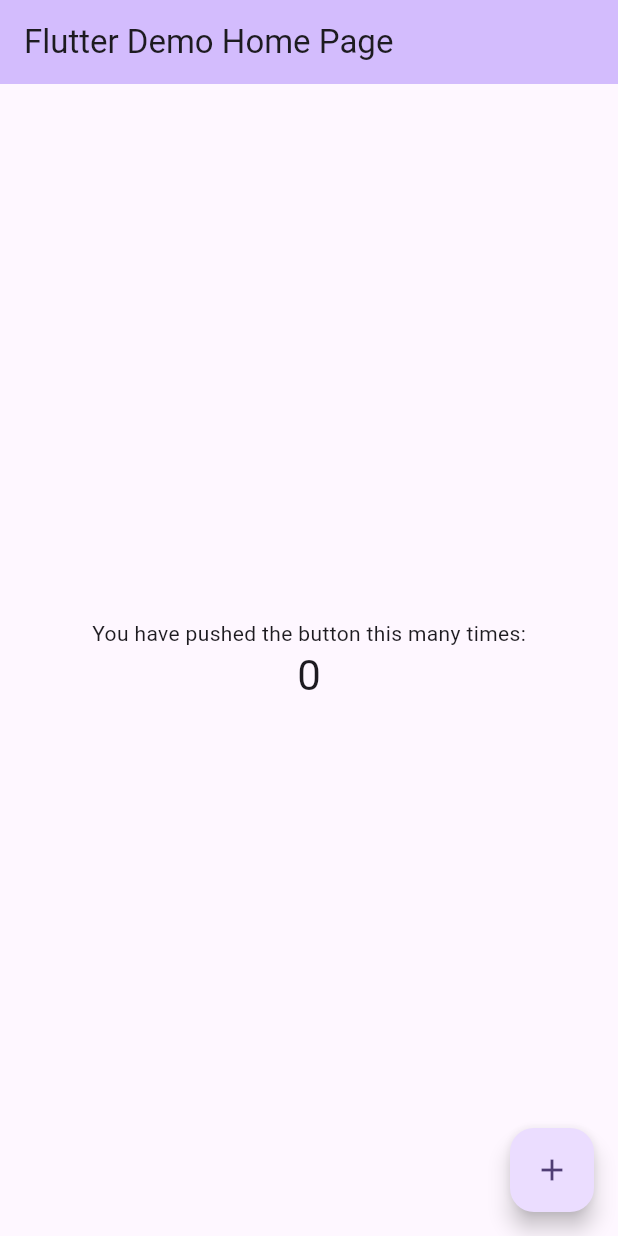
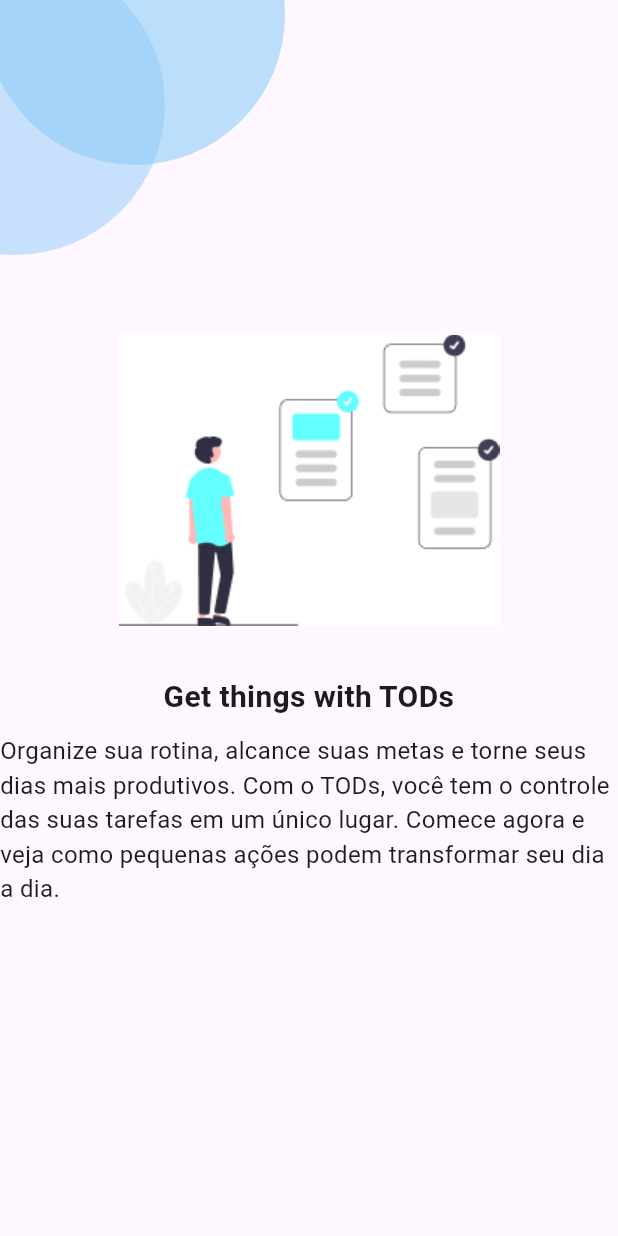
Before and after one commit to PHneres7/To-Do-App, a Flutter app: the screen it shows after launch, on a phone screen of 412 x 824 dp. Run offline on Flutter 3.47's test engine with Material 3 defaults, Android fonts, the phone set to English and light mode, and no system bars.

Commit message:
inicio da tela main_page

```diff
--- /dev/null
+++ b/to_do_app/lib/app/app_routs.dart
@@ -0,0 +1,10 @@
+import 'package:flutter/material.dart';
+import 'package:to_do_app/pages/main_page.dart';
+
+abstract class AppRouts {
+  static const mainPage = 'main';
+
+  static Map<String, WidgetBuilder> routes = {
+    mainPage: (context) => const MainPage(),
+  };
+}
--- /dev/null
+++ b/to_do_app/lib/app/app_to_do.dart
@@ -0,0 +1,15 @@
+import 'package:flutter/material.dart';
+import 'package:to_do_app/app/app_routs.dart';
+
+class ToDoApp extends StatelessWidget {
+  const ToDoApp({super.key});
+
+  @override
+  Widget build(BuildContext context) {
+    return MaterialApp(
+      debugShowCheckedModeBanner: false,
+      initialRoute: AppRouts.mainPage,
+      routes: AppRouts.routes,
+    );
+  }
+}
--- a/to_do_app/lib/main.dart
+++ b/to_do_app/lib/main.dart
@@ -1,125 +1,6 @@
 import 'package:flutter/material.dart';
+import 'package:to_do_app/app/app_to_do.dart';
 
 void main() {
-  runApp(const MyApp());
+  runApp(const ToDoApp());
 }
-
-class MyApp extends StatelessWidget {
-  const MyApp({super.key});
-
-  // This widget is the root of your application.
-  @override
-  Widget build(BuildContext context) {
-    return MaterialApp(
-      title: 'Flutter Demo',
-      theme: ThemeData(
-        // This is the theme of your application.
-        //
-        // TRY THIS: Try running your application with "flutter run". You'll see
-        // the application has a purple toolbar. Then, without quitting the app,
-        // try changing the seedColor in the colorScheme below to Colors.green
-        // and then invoke "hot reload" (save your changes or press the "hot
-        // reload" button in a Flutter-supported IDE, or press "r" if you used
-        // the command line to start the app).
-        //
-        // Notice that the counter didn't reset back to zero; the application
-        // state is not lost during the reload. To reset the state, use hot
-        // restart instead.
-        //
-        // This works for code too, not just values: Most code changes can be
-        // tested with just a hot reload.
-        colorScheme: ColorScheme.fromSeed(seedColor: Colors.deepPurple),
-        useMaterial3: true,
-      ),
-      home: const MyHomePage(title: 'Flutter Demo Home Page'),
-    );
-  }
-}
-
-class MyHomePage extends StatefulWidget {
-  const MyHomePage({super.key, required this.title});
-
-  // This widget is the home page of your application. It is stateful, meaning
-  // that it has a State object (defined below) that contains fields that affect
-  // how it looks.
-
-  // This class is the configuration for the state. It holds the values (in this
-  // case the title) provided by the parent (in this case the App widget) and
-  // used by the build method of the State. Fields in a Widget subclass are
-  // always marked "final".
-
-  final String title;
-
-  @override
-  State<MyHomePage> createState() => _MyHomePageState();
-}
-
-class _MyHomePageState extends State<MyHomePage> {
-  int _counter = 0;
-
-  void _incrementCounter() {
-    setState(() {
-      // This call to setState tells the Flutter framework that something has
-      // changed in this State, which causes it to rerun the build method below
-      // so that the display can reflect the updated values. If we changed
-      // _counter without calling setState(), then the build method would not be
-      // called again, and so nothing would appear to happen.
-      _counter++;
-    });
-  }
-
-  @override
-  Widget build(BuildContext context) {
-    // This method is rerun every time setState is called, for instance as done
-    // by the _incrementCounter method above.
-    //
-    // The Flutter framework has been optimized to make rerunning build methods
-    // fast, so that you can just rebuild anything that needs updating rather
-    // than having to individually change instances of widgets.
-    return Scaffold(
-      appBar: AppBar(
-        // TRY THIS: Try changing the color here to a specific color (to
-        // Colors.amber, perhaps?) and trigger a hot reload to see the AppBar
-        // change color while the other colors stay the same.
-        backgroundColor: Theme.of(context).colorScheme.inversePrimary,
-        // Here we take the value from the MyHomePage object that was created by
-        // the App.build method, and use it to set our appbar title.
-        title: Text(widget.title),
-      ),
-      body: Center(
-        // Center is a layout widget. It takes a single child and positions it
-        // in the middle of the parent.
-        child: Column(
-          // Column is also a layout widget. It takes a list of children and
-          // arranges them vertically. By default, it sizes itself to fit its
-          // children horizontally, and tries to be as tall as its parent.
-          //
-          // Column has various properties to control how it sizes itself and
-          // how it positions its children. Here we use mainAxisAlignment to
-          // center the children vertically; the main axis here is the vertical
-          // axis because Columns are vertical (the cross axis would be
-          // horizontal).
-          //
-          // TRY THIS: Invoke "debug painting" (choose the "Toggle Debug Paint"
-          // action in the IDE, or press "p" in the console), to see the
-          // wireframe for each widget.
-          mainAxisAlignment: MainAxisAlignment.center,
-          children: <Widget>[
-            const Text(
-              'You have pushed the button this many times:',
-            ),
-            Text(
-              '$_counter',
-              style: Theme.of(context).textTheme.headlineMedium,
-            ),
-          ],
-        ),
-      ),
-      floatingActionButton: FloatingActionButton(
-        onPressed: _incrementCounter,
-        tooltip: 'Increment',
-        child: const Icon(Icons.add),
-      ), // This trailing comma makes auto-formatting nicer for build methods.
-    );
-  }
-}
--- /dev/null
+++ b/to_do_app/lib/pages/main_page.dart
@@ -0,0 +1,71 @@
+import 'package:flutter/material.dart';
+
+class MainPage extends StatelessWidget {
+  const MainPage({super.key});
+
+  @override
+  Widget build(BuildContext context) {
+    return Scaffold(
+      body: Stack(
+        children: [
+          //bolinha 1
+          Positioned(
+            top: -90,
+            left: -10,
+            child: Container(
+              width: 200,
+              height: 200,
+              decoration: BoxDecoration(
+                color: Colors.blue.shade100.withOpacity(1),
+                borderRadius: BorderRadius.circular(100),
+              ),
+            ),
+          ),
+          //bolinha 2
+          Positioned(
+            top: -30,
+            left: -90,
+            child: Container(
+              width: 200,
+              height: 200,
+              decoration: BoxDecoration(
+                color: Colors.blue.shade200.withOpacity(0.5),
+                borderRadius: BorderRadius.circular(100),
+              ),
+            ),
+          ),
+          Column(
+            mainAxisAlignment: MainAxisAlignment.center,
+            crossAxisAlignment: CrossAxisAlignment.stretch,
+            children: [
+              Image.asset(
+                'assets/asset_main_page.jpg',
+                height: 200,
+                width: 200,
+              ),
+              const Padding(
+                padding: EdgeInsets.only(top: 30, bottom: 10),
+                child: Text(
+                  'Get things with TODs',
+                  textAlign: TextAlign.center,
+                  style: TextStyle(
+                    fontSize: 20,
+                    fontWeight: FontWeight.bold,
+                  ),
+                ),
+              ),
+              Container(
+                  width: 50,
+                  child: const Text(
+                    'Organize sua rotina, alcance suas metas e torne seus dias mais produtivos. Com o TODs, você tem o controle das suas tarefas em um único lugar. Comece agora e veja como pequenas ações podem transformar seu dia a dia.',
+                    style: TextStyle(
+                      fontSize: 16,
+                    ),
+                  ))
+            ],
+          ),
+        ],
+      ),
+    );
+  }
+}
--- a/to_do_app/pubspec.yaml
+++ b/to_do_app/pubspec.yaml
@@ -40,6 +40,8 @@ dev_dependencies:
   flutter_test:
     sdk: flutter
 
+
+
   # The "flutter_lints" package below contains a set of recommended lints to
   # encourage good coding practices. The lint set provided by the package is
   # activated in the `analysis_options.yaml` file located at the root of your
@@ -52,6 +54,9 @@ dev_dependencies:
 
 # The following section is specific to Flutter packages.
 flutter:
+  assets:
+    - assets/asset_main_page.jpg
+
 
   # The following line ensures that the Material Icons font is
   # included with your application, so that you can use the icons in
```
Also changed, not shown: to_do_app/assets/asset_login.jpg (added), to_do_app/assets/asset_main_page.jpg (added), to_do_app/screen/01-main page.png (added), to_do_app/screen/02-register.png (added), to_do_app/screen/03-login.png (added), to_do_app/screen/04-dashBoard.png (added), 1 other file.
